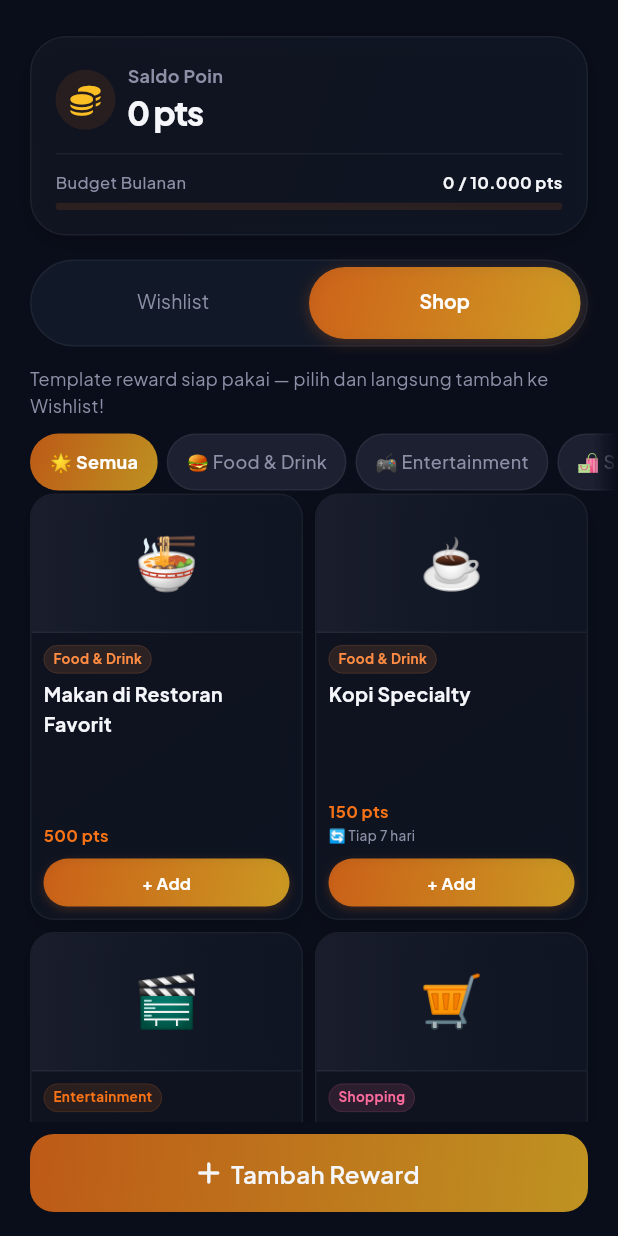
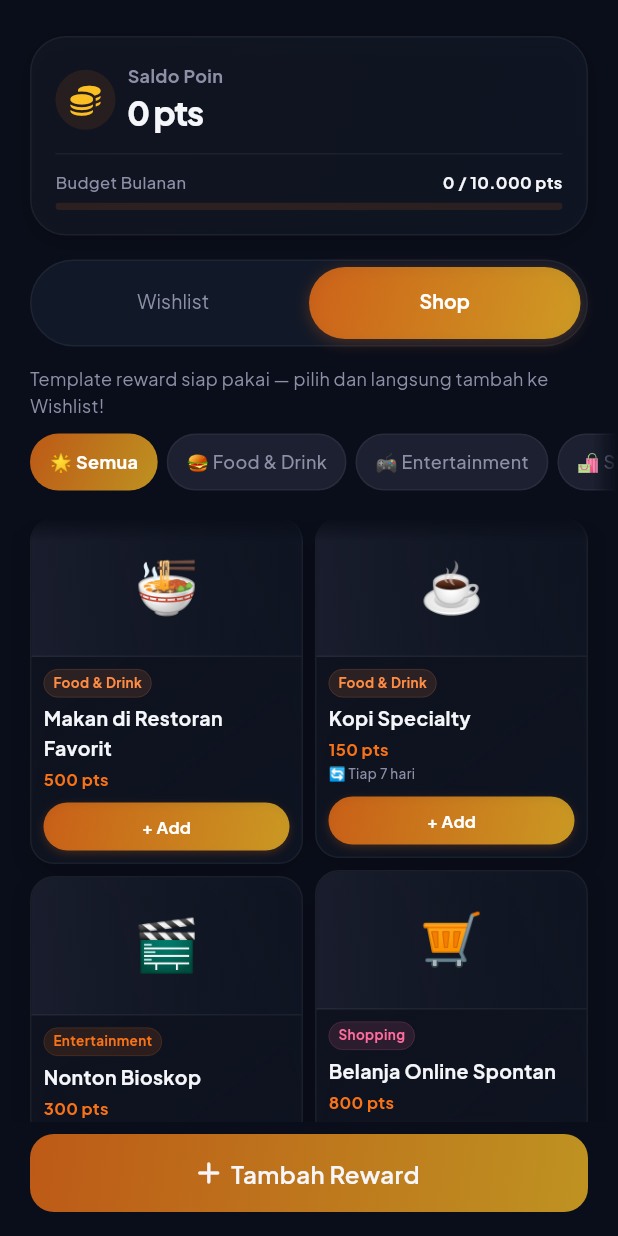
Before and after one commit to Reinvy/flutter-earnjoy, a Flutter app: the RewardScreen screen opened directly, tab 2 chosen, on a phone screen of 412 x 824 dp. Run offline on Flutter 3.47's test engine with Material 3 defaults, Android fonts, the phone set to English and light mode, and no system bars; our stand-ins replace confetti, fl_chart, flutter_local_notifications, font_awesome_flutter, google_fonts, objectbox and 3 more; missing offline and left inert: home_widget; accounts and stored records are empty; generated files the repository leaves out were written again.

Commit message:
feat: refactor reward and template cards with dynamic sizing, responsive grid columns, sticky category filters, circular progress rings, and scale micro-interactions

```diff
--- a/lib/presentation/screens/reward/reward_screen.dart
+++ b/lib/presentation/screens/reward/reward_screen.dart
@@ -451,33 +451,51 @@ class _WishlistTab extends StatelessWidget {
     final archived = provider.archivedRewards;
     final selectedFilter = provider.wishlistCategoryFilter;
 
-    return CustomScrollView(
-      physics: const BouncingScrollPhysics(),
-      slivers: [
-        // Category filter
-        SliverToBoxAdapter(
-          child: _CategoryFilter(
+    return Column(
+      children: [
+        _CategoryFilter(
           selectedCategory: selectedFilter,
           onSelect: (cat) => context
               .read<RewardProvider>()
               .setWishlistCategoryFilter(cat),
         ),
-        ),
-
-        // Reward list
+        const SizedBox(height: AppSpacing.md),
+        Expanded(
+          child: ShaderMask(
+            shaderCallback: (Rect rect) {
+              return const LinearGradient(
+                begin: Alignment.topCenter,
+                end: Alignment.bottomCenter,
+                colors: [Colors.purple, Colors.transparent],
+                stops: [0.0, 0.04],
+              ).createShader(rect);
+            },
+            blendMode: BlendMode.dstOut,
+            child: SingleChildScrollView(
+              physics: const BouncingScrollPhysics(),
+              padding: const EdgeInsets.fromLTRB(
+                AppSpacing.screenH,
+                0,
+                AppSpacing.screenH,
+                AppSpacing.xl,
+              ),
+              child: Column(
+                crossAxisAlignment: CrossAxisAlignment.start,
+                children: [
                   if (filtered.isEmpty)
-          const SliverFillRemaining(child: _EmptyWishlist())
+                    SizedBox(
+                      height: MediaQuery.of(context).size.height * 0.45,
+                      child: const _EmptyWishlist(),
+                    )
                   else
-          SliverPadding(
-            padding: const EdgeInsets.symmetric(horizontal: AppSpacing.screenH),
-            sliver: SliverList(
-              delegate: SliverChildBuilderDelegate(
-                (_, i) {
-                  final r = filtered[i];
+                    _DynamicGrid<Reward>(
+                      items: filtered,
+                      spacing: AppSpacing.sm,
+                      getColumnCount: (ctx) =>
+                          MediaQuery.of(ctx).size.width >= 600 ? 2 : 1,
+                      itemBuilder: (ctx, r, idx) {
                         return _SlideUpFadeIn(
-                    index: i,
-                    child: Padding(
-                      padding: const EdgeInsets.only(bottom: AppSpacing.sm),
+                          index: idx,
                           child: RewardCard(
                             reward: r,
                             userBalance: userBalance,
@@ -492,20 +510,14 @@ class _WishlistTab extends StatelessWidget {
                             onArchive: () =>
                                 context.read<RewardProvider>().archiveReward(r.id),
                           ),
-                    ),
                         );
                       },
-                childCount: filtered.length,
-              ),
-            ),
                     ),
 
                   // Archive toggle
                   if (archived.isNotEmpty) ...[
-          SliverToBoxAdapter(
-            child: Padding(
-              padding: const EdgeInsets.symmetric(
-                  horizontal: AppSpacing.screenH, vertical: AppSpacing.sm),
+                    Padding(
+                      padding: const EdgeInsets.symmetric(vertical: AppSpacing.sm),
                       child: GestureDetector(
                         onTap: onToggleArchive,
                         child: Row(
@@ -526,20 +538,16 @@ class _WishlistTab extends StatelessWidget {
                         ),
                       ),
                     ),
-          ),
 
                     if (showArchive)
-            SliverPadding(
-              padding: const EdgeInsets.symmetric(
-                  horizontal: AppSpacing.screenH),
-              sliver: SliverList(
-                delegate: SliverChildBuilderDelegate(
-                  (_, i) {
-                    final r = archived[i];
+                      _DynamicGrid<Reward>(
+                        items: archived,
+                        spacing: AppSpacing.sm,
+                        getColumnCount: (ctx) =>
+                            MediaQuery.of(ctx).size.width >= 600 ? 2 : 1,
+                        itemBuilder: (ctx, r, idx) {
                           return _SlideUpFadeIn(
-                      index: i + 3,
-                      child: Padding(
-                        padding: const EdgeInsets.only(bottom: AppSpacing.sm),
+                            index: idx + 3,
                             child: Opacity(
                               opacity: 0.55,
                               child: RewardCard(
@@ -550,16 +558,15 @@ class _WishlistTab extends StatelessWidget {
                                     .deleteReward(r.id),
                               ),
                             ),
-                      ),
                           );
                         },
-                  childCount: archived.length,
-                ),
-              ),
-            ),
-        ],
-
-        const SliverToBoxAdapter(child: SizedBox(height: AppSpacing.xxl)),
+                      ),
+                  ],
+                ],
+              ),
+            ),
+          ),
+        ),
       ],
     );
   }
@@ -577,11 +584,10 @@ class _ShopTab extends StatelessWidget {
     final addedNames = provider.addedTemplateNames;
     final selectedFilter = provider.shopCategoryFilter;
 
-    return CustomScrollView(
-      physics: const BouncingScrollPhysics(),
-      slivers: [
-        SliverToBoxAdapter(
-          child: Padding(
+    return Column(
+      crossAxisAlignment: CrossAxisAlignment.start,
+      children: [
+        Padding(
           padding: const EdgeInsets.fromLTRB(
               AppSpacing.screenH, AppSpacing.xs, AppSpacing.screenH, AppSpacing.sm),
           child: Text(
@@ -589,33 +595,50 @@ class _ShopTab extends StatelessWidget {
             style: AppText.body.copyWith(fontSize: 12, color: AppColors.textSecondary),
           ),
         ),
-        ),
-
-        SliverToBoxAdapter(
-          child: _CategoryFilter(
+
+        _CategoryFilter(
           selectedCategory: selectedFilter,
           onSelect: (cat) =>
               context.read<RewardProvider>().setShopCategoryFilter(cat),
         ),
-        ),
-
+
+        const SizedBox(height: AppSpacing.md),
+
+        Expanded(
+          child: ShaderMask(
+            shaderCallback: (Rect rect) {
+              return const LinearGradient(
+                begin: Alignment.topCenter,
+                end: Alignment.bottomCenter,
+                colors: [Colors.purple, Colors.transparent],
+                stops: [0.0, 0.04],
+              ).createShader(rect);
+            },
+            blendMode: BlendMode.dstOut,
+            child: SingleChildScrollView(
+              physics: const BouncingScrollPhysics(),
+              padding: const EdgeInsets.fromLTRB(
+                AppSpacing.screenH,
+                0,
+                AppSpacing.screenH,
+                AppSpacing.xl,
+              ),
+              child: Column(
+                children: [
                   if (templates.isEmpty)
-          const SliverFillRemaining(child: _EmptyShop())
+                    SizedBox(
+                      height: MediaQuery.of(context).size.height * 0.4,
+                      child: const _EmptyShop(),
+                    )
                   else
-          SliverPadding(
-            padding: const EdgeInsets.symmetric(horizontal: AppSpacing.screenH),
-            sliver: SliverGrid(
-              gridDelegate: const SliverGridDelegateWithFixedCrossAxisCount(
-                crossAxisCount: 2,
-                mainAxisSpacing: AppSpacing.sm,
-                crossAxisSpacing: AppSpacing.sm,
-                childAspectRatio: 0.64,
-              ),
-              delegate: SliverChildBuilderDelegate(
-                (_, i) {
-                  final t = templates[i];
+                    _DynamicGrid<Reward>(
+                      items: templates,
+                      spacing: AppSpacing.sm,
+                      getColumnCount: (ctx) =>
+                          MediaQuery.of(ctx).size.width >= 600 ? 3 : 2,
+                      itemBuilder: (ctx, t, idx) {
                         return _SlideUpFadeIn(
-                    index: i,
+                          index: idx,
                           child: TemplateCard(
                             template: t,
                             isAdded: addedNames.contains(t.name),
@@ -641,12 +664,12 @@ class _ShopTab extends StatelessWidget {
                           ),
                         );
                       },
-                childCount: templates.length,
-              ),
-            ),
-          ),
-
-        const SliverToBoxAdapter(child: SizedBox(height: AppSpacing.xxl)),
+                    ),
+                ],
+              ),
+            ),
+          ),
+        ),
       ],
     );
   }
@@ -1456,3 +1479,66 @@ class _SlideUpFadeInState extends State<_SlideUpFadeIn>
     );
   }
 }
+
+class _DynamicGrid<T> extends StatelessWidget {
+  final List<T> items;
+  final int Function(BuildContext context) getColumnCount;
+  final Widget Function(BuildContext context, T item, int index) itemBuilder;
+  final double spacing;
+
+  const _DynamicGrid({
+    super.key,
+    required this.items,
+    required this.getColumnCount,
+    required this.itemBuilder,
+    this.spacing = 10,
+  });
+
+  @override
+  Widget build(BuildContext context) {
+    final int columnCount = getColumnCount(context);
+
+    if (columnCount <= 1) {
+      return Column(
+        children: List.generate(items.length, (index) {
+          return Padding(
+            padding: EdgeInsets.only(bottom: spacing),
+            child: itemBuilder(context, items[index], index),
+          );
+        }),
+      );
+    }
+
+    final List<List<T>> columns = List.generate(columnCount, (_) => []);
+    final List<List<int>> itemIndices = List.generate(columnCount, (_) => []);
+    for (int i = 0; i < items.length; i++) {
+      final colIndex = i % columnCount;
+      columns[colIndex].add(items[i]);
+      itemIndices[colIndex].add(i);
+    }
+
+    return Row(
+      crossAxisAlignment: CrossAxisAlignment.start,
+      children: List.generate(columnCount, (colIdx) {
+        final colItems = columns[colIdx];
+        final colIndices = itemIndices[colIdx];
+        return Expanded(
+          child: Padding(
+            padding: EdgeInsets.only(
+              left: colIdx > 0 ? spacing / 2 : 0,
+              right: colIdx < columnCount - 1 ? spacing / 2 : 0,
+            ),
+            child: Column(
+              children: List.generate(colItems.length, (itemIdx) {
+                return Padding(
+                  padding: EdgeInsets.only(bottom: spacing),
+                  child: itemBuilder(context, colItems[itemIdx], colIndices[itemIdx]),
+                );
+              }),
+            ),
+          ),
+        );
+      }),
+    );
+  }
+}
--- a/lib/presentation/screens/reward/widgets/template_card.dart
+++ b/lib/presentation/screens/reward/widgets/template_card.dart
@@ -6,7 +6,7 @@ import 'package:earnjoy/core/extensions.dart';
 import 'package:earnjoy/core/theme.dart';
 import 'package:earnjoy/data/models/reward.dart';
 
-class TemplateCard extends StatelessWidget {
+class TemplateCard extends StatefulWidget {
   final Reward template;
   final bool isAdded;
   final VoidCallback onAdd;
@@ -19,16 +19,49 @@ class TemplateCard extends StatelessWidget {
   });
 
   @override
+  State<TemplateCard> createState() => _TemplateCardState();
+}
+
+class _TemplateCardState extends State<TemplateCard> {
+  bool _isPressed = false;
+
+  Color get _categoryColor => AppColors.rewardColorForCategory(widget.template.category);
+
+  String get _recurrenceLabel {
+    return switch (widget.template.recurrenceType) {
+      RecurrenceType.recurring =>
+        '🔄 Tiap ${widget.template.recurrenceIntervalDays ?? 7} hari',
+      RecurrenceType.limited =>
+        '📅 Maks ${widget.template.monthlyLimit ?? 1}x/bulan',
+      _ => '',
+    };
+  }
+
+  @override
   Widget build(BuildContext context) {
-    return Container(
+    final isClickable = !widget.isAdded;
+
+    return GestureDetector(
+      onTapDown: isClickable ? (_) => setState(() => _isPressed = true) : null,
+      onTapUp: isClickable ? (_) {
+        setState(() => _isPressed = false);
+        HapticFeedback.lightImpact();
+        widget.onAdd();
+      } : null,
+      onTapCancel: isClickable ? () => setState(() => _isPressed = false) : null,
+      child: AnimatedScale(
+        scale: _isPressed ? 0.97 : 1.0,
+        duration: const Duration(milliseconds: 100),
+        curve: Curves.easeOut,
+        child: Container(
           decoration: BoxDecoration(
             color: AppColors.surface,
             borderRadius: BorderRadius.circular(AppRadius.md),
             border: Border.all(
-          color: isAdded
+              color: widget.isAdded
                   ? AppColors.success.withValues(alpha: 0.4)
                   : AppColors.glassBorder,
-          width: isAdded ? 1.5 : 1,
+              width: widget.isAdded ? 1.5 : 1,
             ),
             gradient: LinearGradient(
               colors: [
@@ -54,7 +87,7 @@ class TemplateCard extends StatelessWidget {
                 width: double.infinity,
                 padding: const EdgeInsets.symmetric(vertical: AppSpacing.md + 4),
                 decoration: BoxDecoration(
-              gradient: isAdded
+                  gradient: widget.isAdded
                       ? LinearGradient(
                           colors: [AppColors.success.withValues(alpha: 0.12), AppColors.success.withValues(alpha: 0.02)],
                         )
@@ -66,7 +99,7 @@ class TemplateCard extends StatelessWidget {
                   ),
                   border: Border(
                     bottom: BorderSide(
-                  color: isAdded
+                      color: widget.isAdded
                           ? AppColors.success.withValues(alpha: 0.2)
                           : AppColors.glassBorder,
                     ),
@@ -74,7 +107,7 @@ class TemplateCard extends StatelessWidget {
                 ),
                 child: Center(
                   child: Text(
-                template.iconEmoji,
+                    widget.template.iconEmoji,
                     style: const TextStyle(fontSize: 34),
                   ),
                 ),
@@ -99,7 +132,7 @@ class TemplateCard extends StatelessWidget {
                           border: Border.all(color: _categoryColor.withValues(alpha: 0.18), width: 0.5),
                         ),
                         child: Text(
-                      RewardCategory.label(template.category),
+                          RewardCategory.label(widget.template.category),
                           style: AppText.caption.copyWith(
                             color: _categoryColor,
                             fontSize: 9,
@@ -113,7 +146,7 @@ class TemplateCard extends StatelessWidget {
                       // Name
                       Expanded(
                         child: Text(
-                      template.name,
+                          widget.template.name,
                           style: AppText.title.copyWith(fontSize: 13, fontWeight: FontWeight.bold),
                           maxLines: 2,
                           overflow: TextOverflow.ellipsis,
@@ -124,7 +157,7 @@ class TemplateCard extends StatelessWidget {
 
                       // Cost
                       Text(
-                    '${template.pointCost.toPointsLabel} pts',
+                        '${widget.template.pointCost.toPointsLabel} pts',
                         style: AppText.caption.copyWith(
                           color: AppColors.primary,
                           fontWeight: FontWeight.bold,
@@ -133,7 +166,7 @@ class TemplateCard extends StatelessWidget {
                       ),
 
                       // Recurrence info
-                  if (template.recurrenceType != RecurrenceType.once) ...[
+                      if (widget.template.recurrenceType != RecurrenceType.once) ...[
                         const SizedBox(height: 2),
                         Text(
                           _recurrenceLabel,
@@ -143,21 +176,14 @@ class TemplateCard extends StatelessWidget {
 
                       const SizedBox(height: AppSpacing.sm),
 
-                  // Add button
-                  GestureDetector(
-                    onTap: isAdded
-                        ? null
-                        : () {
-                            HapticFeedback.lightImpact();
-                            onAdd();
-                          },
-                    child: Container(
+                      // Add button container
+                      Container(
                         height: 32,
                         decoration: BoxDecoration(
-                        gradient: isAdded ? null : AppGradients.primary,
-                        color: isAdded ? AppColors.surfaceHigh.withValues(alpha: 0.6) : null,
+                          gradient: widget.isAdded ? null : AppGradients.primary,
+                          color: widget.isAdded ? AppColors.surfaceHigh.withValues(alpha: 0.6) : null,
                           borderRadius: BorderRadius.circular(AppRadius.full),
-                        boxShadow: isAdded
+                          boxShadow: widget.isAdded
                               ? null
                               : [
                                   BoxShadow(
@@ -168,7 +194,7 @@ class TemplateCard extends StatelessWidget {
                                 ],
                         ),
                         child: Center(
-                        child: isAdded
+                          child: widget.isAdded
                               ? Row(
                                   mainAxisAlignment: MainAxisAlignment.center,
                                   children: [
@@ -198,25 +224,14 @@ class TemplateCard extends StatelessWidget {
                                 ),
                         ),
                       ),
-                  ),
                     ],
                   ),
                 ),
               ),
             ],
           ),
+        ),
+      ),
     );
   }
-
-  Color get _categoryColor => AppColors.rewardColorForCategory(template.category);
-
-  String get _recurrenceLabel {
-    return switch (template.recurrenceType) {
-      RecurrenceType.recurring =>
-        '🔄 Tiap ${template.recurrenceIntervalDays ?? 7} hari',
-      RecurrenceType.limited =>
-        '📅 Maks ${template.monthlyLimit ?? 1}x/bulan',
-      _ => '',
-    };
 }
-}
```
Also changed, not shown: lib/presentation/screens/reward/widgets/reward_card.dart (+87 -82 lines). Lines whose indentation alone changed are shown as unchanged.
